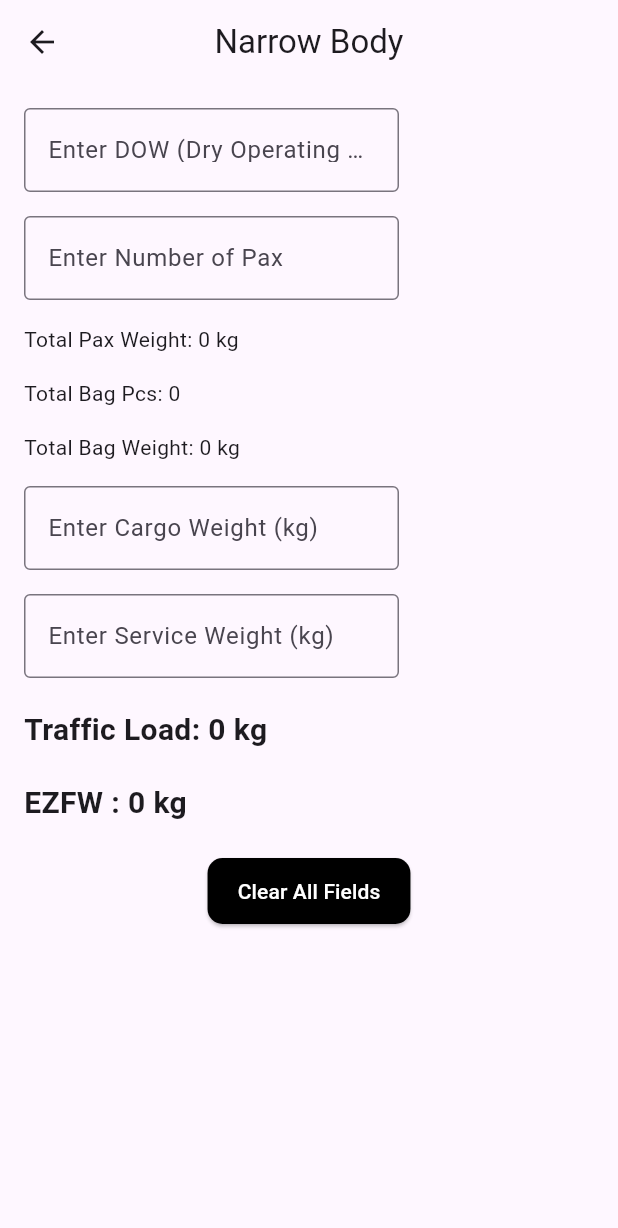
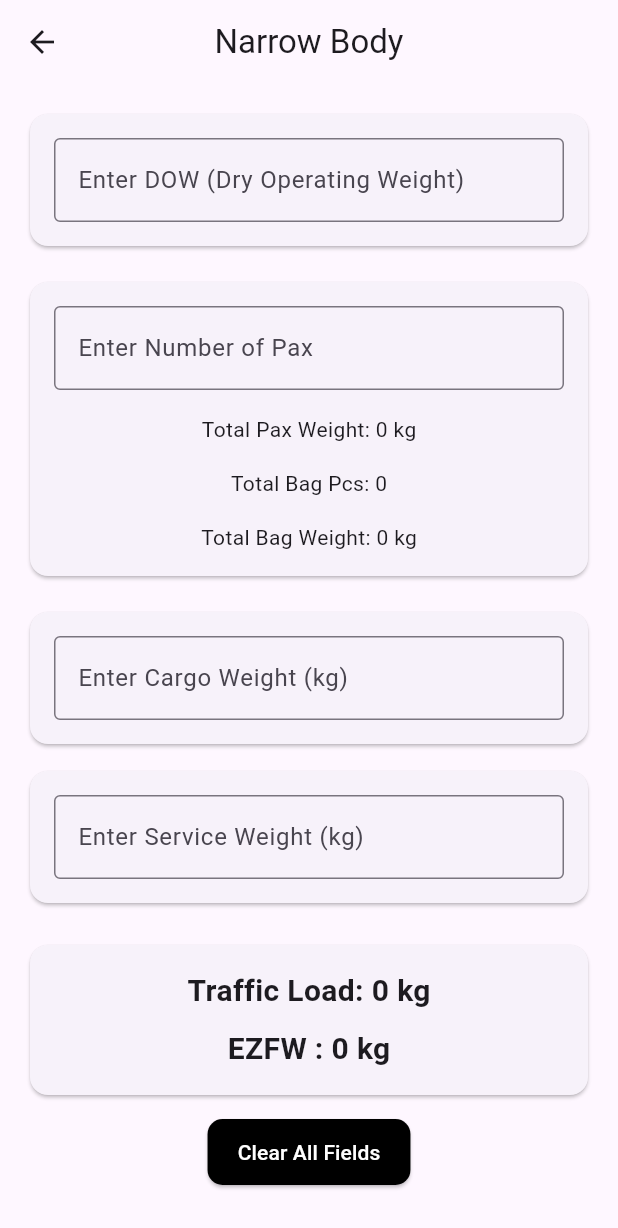
Before and after one commit to flutify-sa/zfwcalculation, a Flutter app: the NarrowBody screen opened directly, on a phone screen of 412 x 824 dp. Shown: the top 1228 px of the screen. Run offline on Flutter 3.47's test engine with Material 3 defaults, Android fonts, the light colour scheme and no system bars.

Commit message:
added cards to narrow body page

```diff
--- a/lib/narrowbody.dart
+++ b/lib/narrowbody.dart
@@ -85,9 +85,10 @@ class NarrowBodyState extends State<NarrowBody> {
           child: Column(
             crossAxisAlignment: CrossAxisAlignment.start,
             children: <Widget>[
-              // DOW field wrapped in SizedBox
-              SizedBox(
-                width: 250, // Set desired width here
+              // DOW field wrapped in Card
+              Card(
+                child: Padding(
+                  padding: const EdgeInsets.all(16.0),
                   child: TextField(
                     controller: _dowController,
                     keyboardType: TextInputType.number,
@@ -100,11 +101,15 @@ class NarrowBodyState extends State<NarrowBody> {
                     },
                   ),
                 ),
+              ),
               SizedBox(height: 16),
-              // Pax field wrapped in SizedBox
-              SizedBox(
-                width: 250, // Set desired width here
-                child: TextField(
+              // Pax field wrapped in Card
+              Card(
+                child: Padding(
+                  padding: const EdgeInsets.all(16.0),
+                  child: Column(
+                    children: [
+                      TextField(
                         controller: _paxController,
                         keyboardType: TextInputType.number,
                         decoration: InputDecoration(
@@ -115,20 +120,23 @@ class NarrowBodyState extends State<NarrowBody> {
                           _calculateWeights(); // Update calculations when Pax changes
                         },
                       ),
+                      SizedBox(height: 16),
+                      Text(
+                          'Total Pax Weight: ${paxWeight.toStringAsFixed(0)} kg'),
+                      SizedBox(height: 16),
+                      Text('Total Bag Pcs: $totalBags'),
+                      SizedBox(height: 16),
+                      Text(
+                          'Total Bag Weight: ${bagsWeight.toStringAsFixed(0)} kg'),
+                    ],
+                  ),
+                ),
               ),
               SizedBox(height: 16),
-              // Total Pax weight field
-              Text('Total Pax Weight: ${paxWeight.toStringAsFixed(0)} kg'),
-              SizedBox(height: 16),
-              // Total Bags field (Rounded up number of bags)
-              Text('Total Bag Pcs: $totalBags'),
-              SizedBox(height: 16),
-              // Total Bags weight field
-              Text('Total Bag Weight: ${bagsWeight.toStringAsFixed(0)} kg'),
-              SizedBox(height: 16),
-              // Cargo weight field wrapped in SizedBox
-              SizedBox(
-                width: 250, // Set desired width here
+              // Cargo weight field wrapped in Card
+              Card(
+                child: Padding(
+                  padding: const EdgeInsets.all(16.0),
                   child: TextField(
                     controller: _cargoController,
                     keyboardType: TextInputType.number,
@@ -141,10 +149,12 @@ class NarrowBodyState extends State<NarrowBody> {
                     },
                   ),
                 ),
-              SizedBox(height: 16),
-              // Service weight field wrapped in SizedBox
-              SizedBox(
-                width: 250, // Set desired width here
+              ),
+              SizedBox(height: 10),
+              // Service weight field wrapped in Card
+              Card(
+                child: Padding(
+                  padding: const EdgeInsets.all(16.0),
                   child: TextField(
                     controller: _serviceWeightController,
                     keyboardType: TextInputType.number,
@@ -157,19 +167,36 @@ class NarrowBodyState extends State<NarrowBody> {
                     },
                   ),
                 ),
+              ),
               SizedBox(height: 20),
-              // Total Payload field
+              // Total Payload field wrapped in Card
+              // Total Payload field wrapped in Card
+              Card(
+                child: Padding(
+                  padding: const EdgeInsets.all(16.0),
+                  child: Center(
+                    // Center the content horizontally
+                    child: Column(
+                      mainAxisSize: MainAxisSize
+                          .min, // Use min size to avoid unnecessary space
+                      children: [
                         Text(
                           'Traffic Load: ${totalTrafficload.toStringAsFixed(0)} kg',
-                style: TextStyle(fontSize: 20, fontWeight: FontWeight.bold),
+                          style: TextStyle(
+                              fontSize: 20, fontWeight: FontWeight.bold),
                         ),
-              SizedBox(height: 20),
-              // ZFW field
+                        SizedBox(height: 10),
                         Text(
                           'EZFW : ${zfw.toStringAsFixed(0)} kg',
-                style: TextStyle(fontSize: 20, fontWeight: FontWeight.bold),
+                          style: TextStyle(
+                              fontSize: 20, fontWeight: FontWeight.bold),
                         ),
-              SizedBox(height: 20),
+                      ],
+                    ),
+                  ),
+                ),
+              ),
+              SizedBox(height: 10),
               // Clear button with black background and white text
               Center(
                 child: ElevatedButton(
```
Lines whose indentation alone changed are shown as unchanged.
